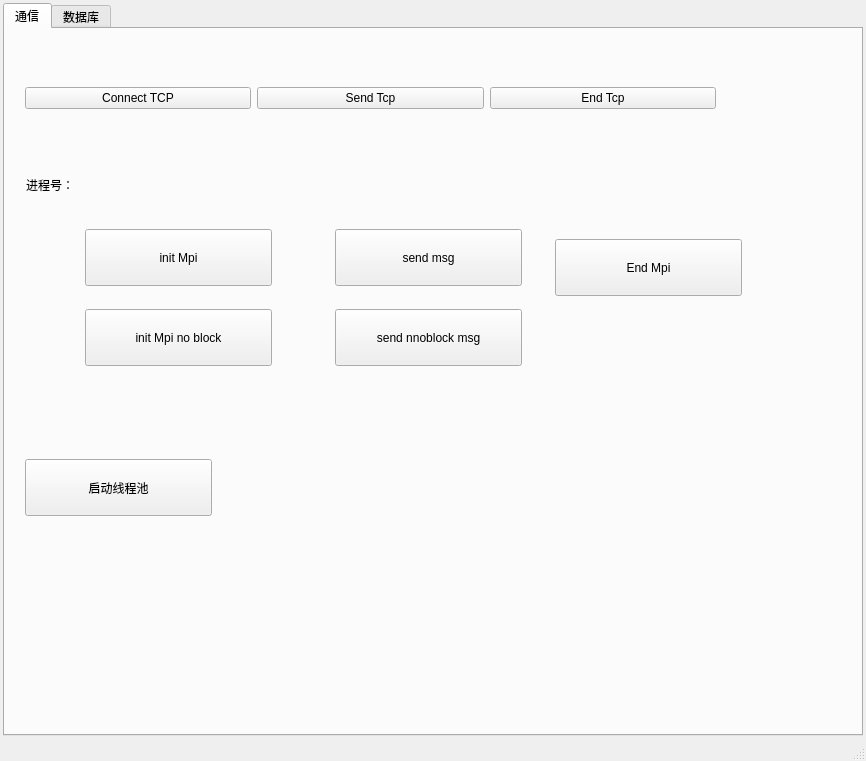
The window that src/ProjectGlory/ui/mainwindow.ui (cxy510/VscodeQt) describes before a commit, drawn with Qt 5.
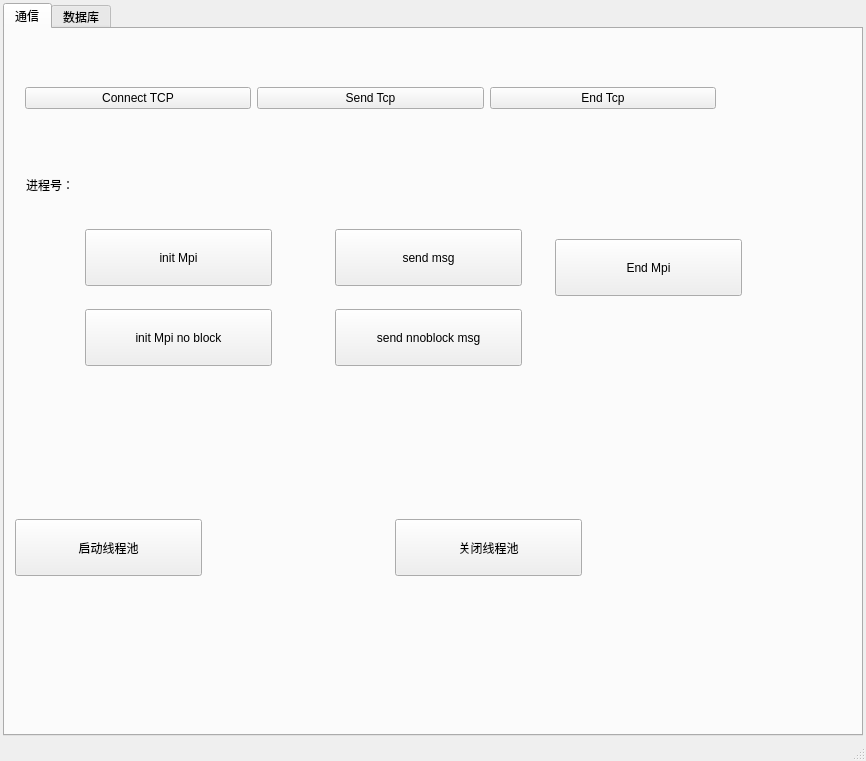
The same window after the commit.

Commit message: 修改关闭线程池消息

```diff
--- a/src/ProjectGlory/ui/mainwindow.ui
+++ b/src/ProjectGlory/ui/mainwindow.ui
@@ -72,8 +72,8 @@
        <widget class="QPushButton" name="btn_begin_threadpool">
         <property name="geometry">
          <rect>
-          <x>20</x>
-          <y>430</y>
+          <x>10</x>
+          <y>490</y>
           <width>187</width>
           <height>57</height>
          </rect>
@@ -166,6 +166,19 @@
          <string>End Mpi</string>
         </property>
        </widget>
+       <widget class="QPushButton" name="btn_end_threadpool">
+        <property name="geometry">
+         <rect>
+          <x>390</x>
+          <y>490</y>
+          <width>187</width>
+          <height>57</height>
+         </rect>
+        </property>
+        <property name="text">
+         <string>关闭线程池</string>
+        </property>
+       </widget>
       </widget>
       <widget class="QWidget" name="tab_2">
        <attribute name="title">
```
The commit also changes 3 other files.
